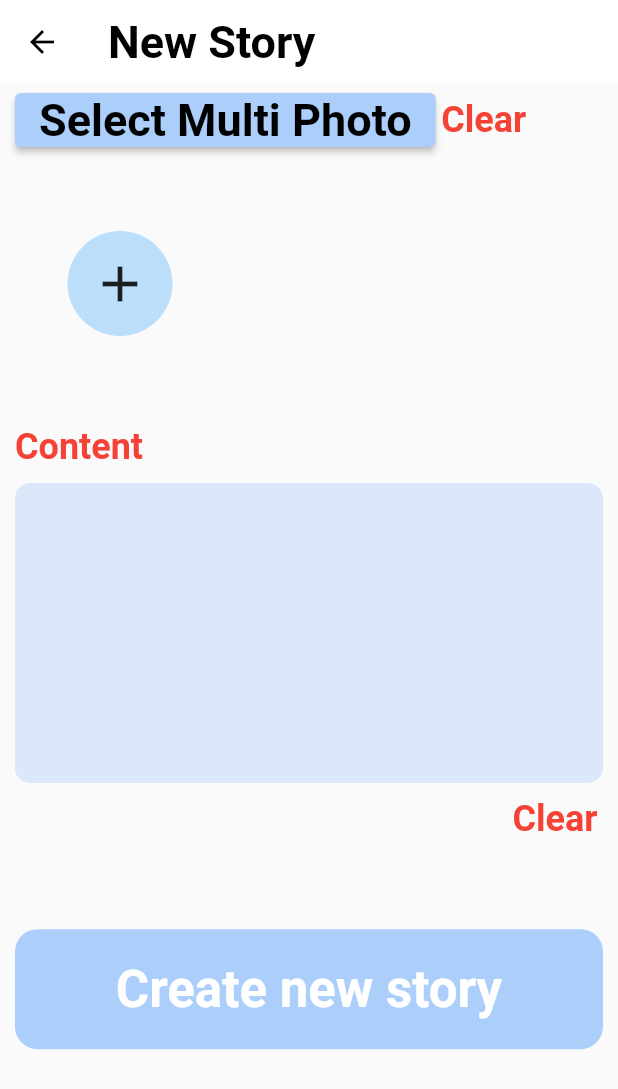
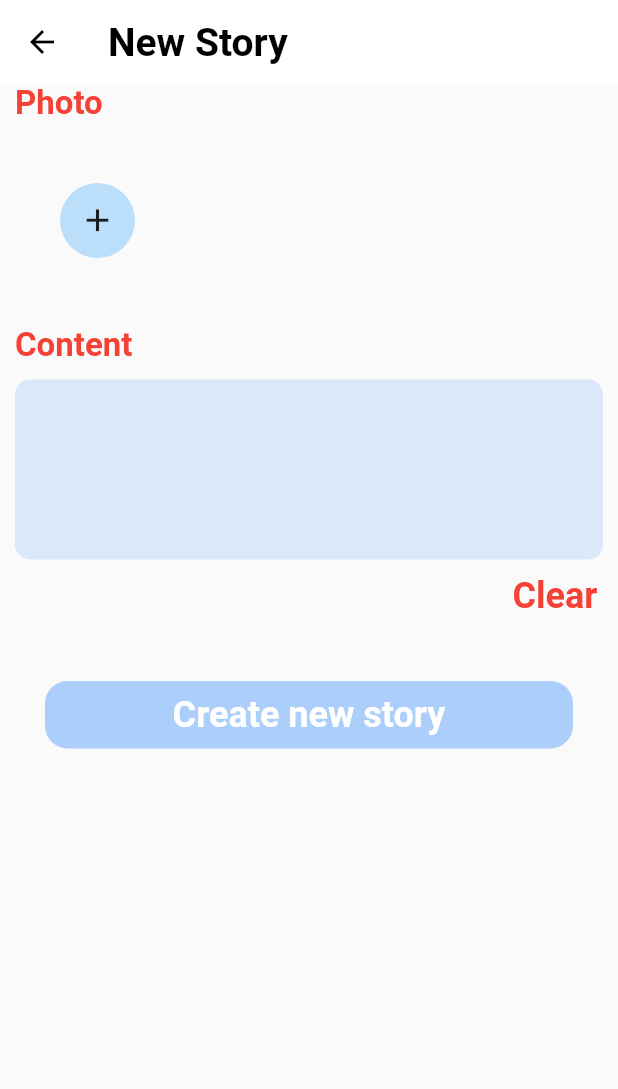
Before and after one commit to whatsthelunchmenu/Ae-stagram-app, a Flutter app: the NewStory screen opened by its route, on a phone screen of 412 x 824 dp. Shown: the top 1089 px of the screen. Run offline on Flutter 3.47's test engine with Material 2 defaults, Android fonts, the phone set to English and light mode, and no system bars; our stand-ins replace carousel_slider, dio, firebase_auth, firebase_core, flutter_easyloading, flutter_signin_button and 7 more; accounts and stored records are empty; network calls fail.

Commit message:
위젯 사이즈 조절, 멀티포토 업로드 버튼 삭제

```diff
--- a/lib/app/controller/new_story/new_story_controller.dart
+++ b/lib/app/controller/new_story/new_story_controller.dart
@@ -11,6 +11,7 @@ class NewStoryController extends GetxController {
   static NewStoryController get to => Get.find();
   late ImagePicker _picker;
   late TextEditingController _textEditingController;
+  late FocusNode _textFocusNode;
   late NewStoryRepository repository;
   RxList<File> _pickedImages = <File>[].obs;
 
@@ -18,6 +19,7 @@ class NewStoryController extends GetxController {
   void onInit() {
     _picker = ImagePicker();
     _textEditingController = TextEditingController();
+    _textFocusNode = FocusNode();
     repository = NewStoryRepository();
     super.onInit();
   }
@@ -25,12 +27,14 @@ class NewStoryController extends GetxController {
   @override
   void onClose() {
     _textEditingController.dispose();
+    _textFocusNode.dispose();
     _pickedImages.clear();
     super.onClose();
   }
 
   List<File> get pickedImages => _pickedImages;
   TextEditingController get textController => _textEditingController;
+  FocusNode get textFocusNode => _textFocusNode;
 
   Future pickMultipleImages() async {
     // _pickedImages.clear();
--- a/lib/app/ui/android/mypage/mypage.dart
+++ b/lib/app/ui/android/mypage/mypage.dart
@@ -22,11 +22,11 @@ class MyPage extends StatelessWidget {
             mainAxisAlignment: MainAxisAlignment.start,
             children: [
               SizedBox(
-                height: 100,
+                height: 50,
               ),
               Center(
                 child: CircleAvatar(
-                  radius: 80,
+                  radius: 40,
                   backgroundImage:
                       NetworkImage("${AuthController.to.user?.photoURL}"),
                 ),
@@ -36,7 +36,7 @@ class MyPage extends StatelessWidget {
                 child: Text(
                   "${AuthController.to.user?.displayName}",
                   style: GoogleFonts.indieFlower(
-                    fontSize: 36,
+                    fontSize: 24,
                     fontWeight: FontWeight.w500,
                   ),
                 ),
--- a/lib/app/ui/android/navigation/navigation.dart
+++ b/lib/app/ui/android/navigation/navigation.dart
@@ -1,3 +1,4 @@
+import 'package:ae_stagram_app/app/controller/new_story/new_story_controller.dart';
 import 'package:ae_stagram_app/app/controller/root_controller.dart';
 import 'package:ae_stagram_app/app/ui/android/pages.dart'
     show MyPage, Home, NewStory;
@@ -15,6 +16,11 @@ class NavigationPage extends GetView<RootController> {
         controller: controller.tabController,
         screens: _buildScreens(),
         items: _navBarsItems(),
+        onItemSelected: (index) {
+          if (index != 1) {
+            NewStoryController.to.textFocusNode.unfocus();
+          }
+        },
         confineInSafeArea: true,
         backgroundColor: Colors.white, // Default is Colors.white.
         handleAndroidBackButtonPress: true, // Default is true.
--- a/lib/app/ui/android/new_story/components/content_write_board.dart
+++ b/lib/app/ui/android/new_story/components/content_write_board.dart
@@ -15,17 +15,19 @@ class ContentWriteBoard extends GetWidget<NewStoryController> {
         Text("Content", style: clearButtonTextStyle),
         SizedBox(height: 10),
         Container(
-          height: 200,
+          height: 120,
           padding: const EdgeInsets.symmetric(
             horizontal: 10,
           ),
           child: TextField(
+            focusNode: controller.textFocusNode,
+            autofocus: false,
             controller: controller.textController,
             maxLength: 200,
             maxLines: null,
             keyboardType: TextInputType.multiline,
             style: TextStyle(
-              fontSize: 20,
+              fontSize: 16,
             ),
             decoration: InputDecoration(
               border: InputBorder.none,
--- a/lib/app/ui/android/new_story/components/create_button.dart
+++ b/lib/app/ui/android/new_story/components/create_button.dart
@@ -13,8 +13,8 @@ class CreateButton extends GetWidget<NewStoryController> {
   Widget build(BuildContext context) {
     return InkWell(
       child: Container(
-        margin: const EdgeInsets.only(bottom: 15),
-        height: 80,
+        margin: const EdgeInsets.only(bottom: 25, left: 20, right: 20),
+        height: 45,
         width: double.infinity,
         decoration: BoxDecoration(
           borderRadius: BorderRadius.circular(15),
@@ -25,7 +25,7 @@ class CreateButton extends GetWidget<NewStoryController> {
             "Create new story",
             style: GoogleFonts.indieFlower(
               color: Colors.white,
-              fontSize: 34,
+              fontSize: 24,
               fontWeight: FontWeight.bold,
             ),
           ),
--- a/lib/app/ui/android/new_story/components/new_story_body.dart
+++ b/lib/app/ui/android/new_story/components/new_story_body.dart
@@ -13,16 +13,15 @@ class NewStoryBody extends GetWidget<NewStoryController> {
   @override
   Widget build(BuildContext context) {
     return SingleChildScrollView(
-      physics: NeverScrollableScrollPhysics(),
       child: Container(
         padding: const EdgeInsets.symmetric(horizontal: 10),
         child: Column(
           mainAxisAlignment: MainAxisAlignment.end,
           children: [
             UploadImagePicker(),
-            SizedBox(height: 20),
+            SizedBox(height: 10),
             ContentWriteBoard(),
-            SizedBox(height: Get.size.height * 0.06),
+            SizedBox(height: Get.size.height * 0.04),
             CreateButton(),
           ],
         ),
--- a/lib/app/ui/android/new_story/components/upload_image_picker.dart
+++ b/lib/app/ui/android/new_story/components/upload_image_picker.dart
@@ -11,37 +11,11 @@ class UploadImagePicker extends GetWidget<NewStoryController> {
     return Column(
       crossAxisAlignment: CrossAxisAlignment.start,
       children: [
-        Row(
-          mainAxisAlignment: MainAxisAlignment.start,
-          crossAxisAlignment: CrossAxisAlignment.end,
-          children: [
-            ElevatedButton(
-              onPressed: controller.pickMultipleImages,
-              child: Text(
-                "Select Multi Photo",
-                style: appBarTitleTextStyle,
-              ),
-              style: ElevatedButton.styleFrom(
-                primary: mainColor,
-              ),
-            ),
-            TextButton(
-              onPressed: () {
-                controller.pickedImages.clear();
-              },
-              style: TextButton.styleFrom(
-                padding: EdgeInsets.zero,
-                alignment: Alignment.center,
-              ),
-              child: Text("Clear", style: clearButtonTextStyle),
-            ),
-          ],
-        ),
-        SizedBox(height: 10),
+        Text('Photo', style: clearButtonTextStyle),
+        SizedBox(height: 5),
         Container(
-          padding: const EdgeInsets.all(5),
           width: double.infinity,
-          height: 150,
+          height: 120,
           child: Obx(
             () => SingleChildScrollView(
               scrollDirection: Axis.horizontal,
@@ -75,9 +49,9 @@ class UploadImagePicker extends GetWidget<NewStoryController> {
                                   child: InkWell(
                                     child: CircleAvatar(
                                       child: Center(
-                                        child: Icon(Icons.close),
+                                        child: Icon(Icons.close, size: 15),
                                       ),
-                                      radius: 14,
+                                      radius: 13,
                                       backgroundColor: lightMaincolor,
                                     ),
                                     onTap: () {
@@ -100,13 +74,13 @@ class UploadImagePicker extends GetWidget<NewStoryController> {
                           padding: const EdgeInsets.symmetric(horizontal: 20),
                           child: InkWell(
                             child: CircleAvatar(
-                              radius: 35,
+                              radius: 25,
                               child: Icon(
                                 Icons.add,
-                                size: 40,
+                                size: 25,
                               ),
                             ),
-                            onTap: controller.pickSingleImage,
+                            onTap: controller.pickMultipleImages,
                           ),
                         )
                       : Container()
--- a/lib/app/ui/android/new_story/new_story.dart
+++ b/lib/app/ui/android/new_story/new_story.dart
@@ -12,7 +12,7 @@ class NewStory extends StatelessWidget {
   @override
   Widget build(BuildContext context) {
     return Scaffold(
-      resizeToAvoidBottomInset: false,
+      resizeToAvoidBottomInset: true,
       appBar: AppBar(
         elevation: 0.0,
         backgroundColor: Colors.white,
--- a/lib/app/ui/theme/app_texts.dart
+++ b/lib/app/ui/theme/app_texts.dart
@@ -8,7 +8,7 @@ final TextStyle actionButtonTextStyle = GoogleFonts.indieFlower(
 );
 
 final TextStyle appBarTitleTextStyle = GoogleFonts.indieFlower(
-  fontSize: 30,
+  fontSize: 26,
   fontWeight: FontWeight.bold,
   color: Colors.black,
 );
@@ -20,7 +20,7 @@ final TextStyle mainIconTextStyle = GoogleFonts.indieFlower(
 );
 
 final TextStyle myPageBoxTitleTextStyle = GoogleFonts.indieFlower(
-  fontSize: 32,
+  fontSize: 24,
   fontWeight: FontWeight.w700,
   color: Colors.lightBlue,
 );
@@ -33,6 +33,6 @@ final TextStyle myPageBoxContentTextStyle = GoogleFonts.nanumPenScript(
 
 final TextStyle clearButtonTextStyle = GoogleFonts.indieFlower(
   color: Colors.red,
-  fontSize: 24,
+  fontSize: 22,
   fontWeight: FontWeight.w700,
 );
```
